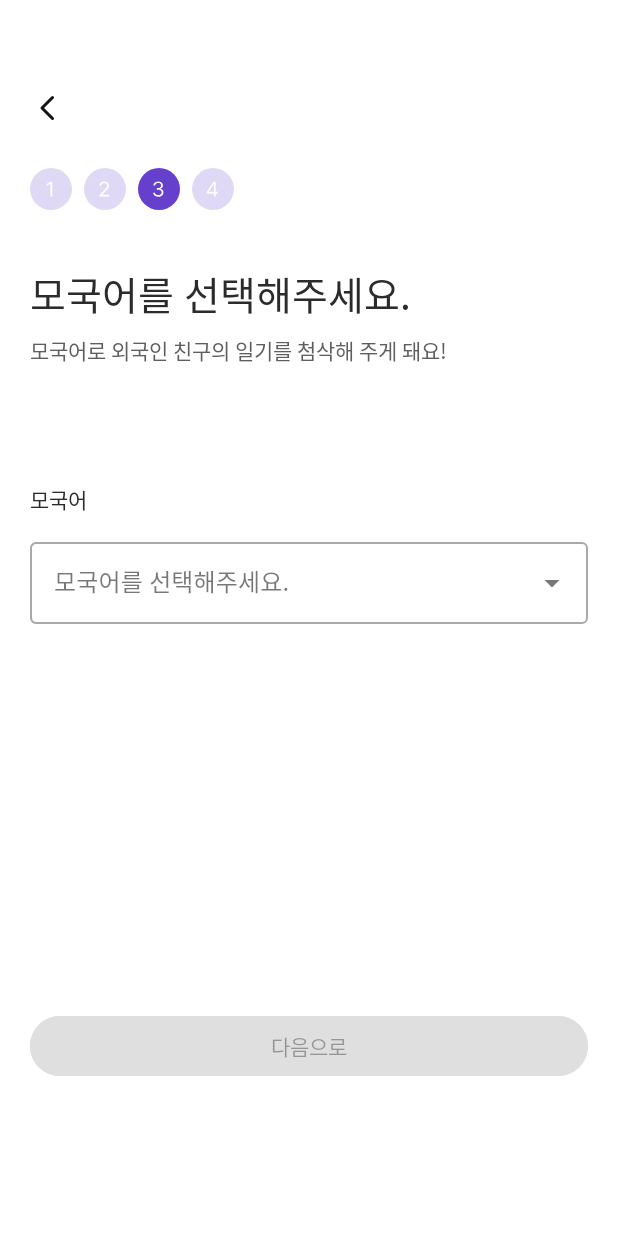
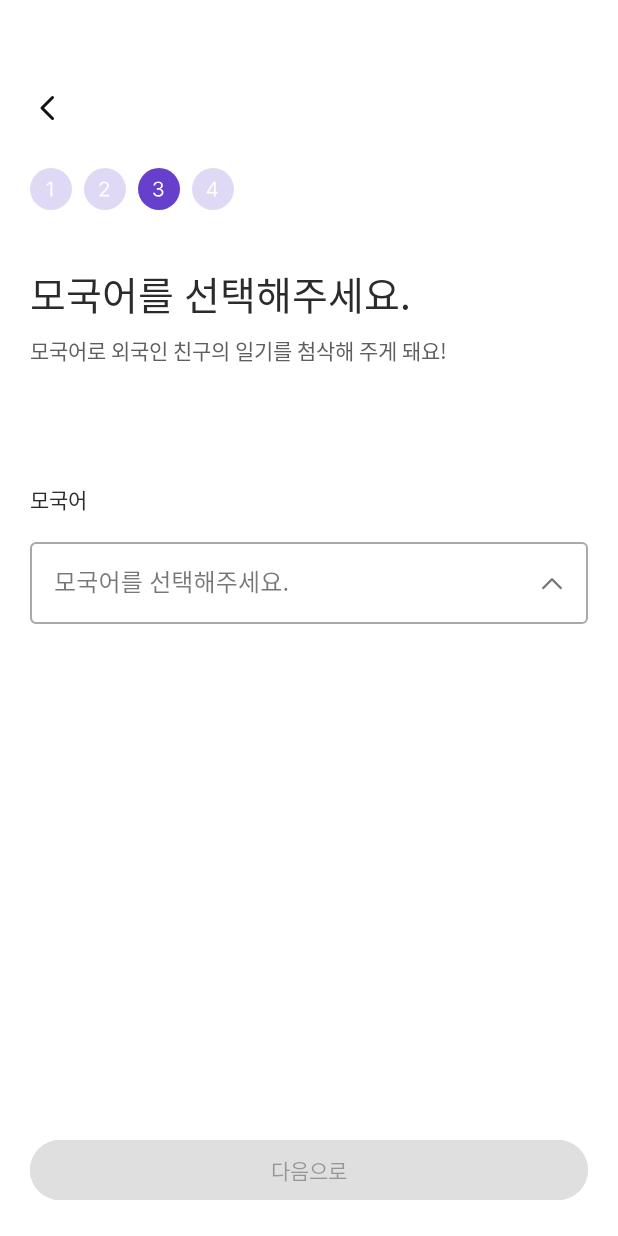
Before and after one commit to ihb0301/CloudMoon, an Android app: the RegisterActivity4 screen opened directly, with no data from a screen before it, on a phone screen of 412 x 824 dp. Run offline under Robolectric (Android 15) with nearby library versions, the phone set to English and light mode, and no system bars.

Commit message:
회원가입 화면: 언어 선택 드롭다운 메뉴 디자인 개선

```diff
--- /dev/null
+++ b/app/src/main/java/com/goormthon_univ/cloudmoon/LangDropdownAdapter.java
@@ -0,0 +1,121 @@
+package com.goormthon_univ.cloudmoon;
+
+import android.content.Context;
+import android.view.LayoutInflater;
+import android.view.View;
+import android.view.ViewGroup;
+import android.widget.AutoCompleteTextView;
+import android.widget.Button;
+import android.widget.ImageView;
+import android.widget.LinearLayout;
+import android.widget.TextView;
+
+import androidx.annotation.NonNull;
+import androidx.constraintlayout.widget.ConstraintLayout;
+import androidx.recyclerview.widget.RecyclerView;
+
+import java.util.ArrayList;
+
+public class LangDropdownAdapter extends RecyclerView.Adapter<LangDropdownAdapter.ViewHolder>{
+    ArrayList<Lang> items=new ArrayList<Lang>();
+    private int selectedItemPosition=0;
+
+    //Preferences 관리를 위한 객체
+    PreferencesManager manager;
+
+    //getResource 사용을 위한 context
+    Context context;
+
+    //버튼 넘겨줄 것
+    Button activity_register_next;
+    AutoCompleteTextView activity_register_lang;
+
+    //모국어(0)인지 학습 언어(1)인지
+    int lang_type;
+
+    public LangDropdownAdapter(Context context, Button activity_register_next, AutoCompleteTextView activity_register_lang, int lang_type){
+        this.context=context;
+        this.activity_register_next=activity_register_next;
+        this.activity_register_lang=activity_register_lang;
+        this.lang_type=lang_type;
+    }
+
+    @NonNull
+    @Override
+    public ViewHolder onCreateViewHolder(@NonNull ViewGroup viewGroup, int viewType){
+        LayoutInflater inflater=LayoutInflater.from(viewGroup.getContext());
+        View itemView=inflater.inflate(R.layout.lang_dropdown,viewGroup,false);
+
+        return new ViewHolder(itemView);
+    }
+
+    @Override
+    public void onBindViewHolder(@NonNull ViewHolder viewHolder,int position){
+        Lang item=items.get(position);
+        viewHolder.setItem(item);
+
+        viewHolder.itemView.setOnClickListener(new View.OnClickListener() {
+            @Override
+            public void onClick(View v) {
+                selectedItemPosition=position;
+                notifyDataSetChanged();
+            }
+        });
+        if(selectedItemPosition==position){
+            viewHolder.lang_dropdown_name.setBackgroundColor(context.getResources().getColor(R.color.p_100));
+            if(lang_type==0){
+                manager.pref_write_string("lang_a",item.lang);
+            }else{
+                manager.pref_write_string("lang_b",item.lang);
+            }
+            activity_register_lang.setText(item.lang);
+            viewHolder.lang_dropdown_check.setVisibility(View.VISIBLE);
+        }else{
+            viewHolder.lang_dropdown_name.setBackgroundColor(context.getResources().getColor(R.color.white));
+            viewHolder.lang_dropdown_check.setVisibility(View.GONE);
+        }
+
+
+        activity_register_next.setEnabled(true);
+        activity_register_next.setBackgroundColor(context.getResources().getColor(R.color.p_500));
+    }
+
+    public int getItemCount(){
+        return items.size();
+    }
+
+    public void addItem(Lang item){
+        items.add(item);
+    }
+
+    public void setItems(ArrayList<Lang> items){
+        this.items=items;
+    }
+
+    public Lang getItem(int position){
+        return items.get(position);
+    }
+
+    static class ViewHolder extends RecyclerView.ViewHolder{
+        TextView lang_dropdown_contury;
+        TextView lang_dropdown_caption;
+        LinearLayout lang_dropdown_name;
+        ImageView lang_dropdown_check;
+
+
+        public ViewHolder(View itemView){
+            super(itemView);
+
+            lang_dropdown_contury=itemView.findViewById(R.id.lang_dropdown_contury);
+            lang_dropdown_caption=itemView.findViewById(R.id.lang_dropdown_caption);
+
+            lang_dropdown_name=itemView.findViewById(R.id.lang_dropdown_name);
+            lang_dropdown_check=itemView.findViewById(R.id.lang_dropdown_check);
+        }
+
+        public void setItem(Lang item){
+            lang_dropdown_contury.setText(item.lang);
+            lang_dropdown_caption.setText(item.lang_des);
+        }
+    }
+}
--- a/app/src/main/java/com/goormthon_univ/cloudmoon/MyActivity.java
+++ b/app/src/main/java/com/goormthon_univ/cloudmoon/MyActivity.java
@@ -28,7 +28,7 @@ public class MyActivity extends AppCompatActivity {
 
         my_nickname_text.setText(manager.pref_read_string("nickname")+" 님");
         my_lang_a_text.setText(manager.pref_read_string("lang_a"));
-        my_lang_a_text.setText(manager.pref_read_string("lang_b"));
+        my_lang_b_text.setText(manager.pref_read_string("lang_b"));
 
         ImageView my_lang_b_level=findViewById(R.id.my_lang_b_level);
 
--- a/app/src/main/java/com/goormthon_univ/cloudmoon/RegisterActivity4.java
+++ b/app/src/main/java/com/goormthon_univ/cloudmoon/RegisterActivity4.java
@@ -1,6 +1,8 @@
 package com.goormthon_univ.cloudmoon;
 
 import androidx.appcompat.app.AppCompatActivity;
+import androidx.recyclerview.widget.LinearLayoutManager;
+import androidx.recyclerview.widget.RecyclerView;
 
 import android.app.Activity;
 import android.content.Intent;
@@ -21,6 +23,9 @@ public class RegisterActivity4 extends AppCompatActivity {
     //Preferences 관리를 위한 객체
     PreferencesManager manager;
 
+    //드롭다운 메뉴 표시 여부
+    Boolean isDropdownShow=false;
+
     @Override
     protected void onCreate(Bundle savedInstanceState) {
         super.onCreate(savedInstanceState);
@@ -33,30 +38,51 @@ public class RegisterActivity4 extends AppCompatActivity {
         TextInputLayout activity_register4_lang_layout=findViewById(R.id.activity_register4_lang_layout);
         AutoCompleteTextView activity_register4_lang=findViewById(R.id.activity_register4_lang);
 
-        String[] items={"한국어(한국어)","영어(English)","중국어()","일본어()"};
-        ArrayAdapter<String> adapter=new ArrayAdapter<>(RegisterActivity4.this,R.layout.item_list,items);
-        activity_register4_lang.setAdapter(adapter);
+        //리사이클러뷰 어뎁터 연결
+        RecyclerView lang_dropdown_recyclerview=findViewById(R.id.lang_dropdown_recyclerview);
 
-        activity_register4_lang.setOnItemSelectedListener(new AdapterView.OnItemSelectedListener() {
-            @Override
-            public void onItemSelected(AdapterView<?> parent, View view, int position, long id) {
-                Toast.makeText(getApplicationContext(),"test",Toast.LENGTH_LONG);
-                TextView text=findViewById(R.id.textView25);
-                text.setText(position);
-                activity_register4_next.setBackgroundColor(getResources().getColor(R.color.p_500));
-            }
+        LangDropdownAdapter langadapter=new LangDropdownAdapter(getApplicationContext(),activity_register4_next,activity_register4_lang,0);
+        langadapter.manager=this.manager;
 
-            @Override
-            public void onNothingSelected(AdapterView<?> parent) {
+        LinearLayoutManager layoutManager=new LinearLayoutManager(this,
+                LinearLayoutManager.VERTICAL,false);
+        lang_dropdown_recyclerview.setLayoutManager(layoutManager);
+        lang_dropdown_recyclerview.setAdapter(langadapter);
 
-            }
-        });
+        Lang l_1=new Lang();
+        l_1.lang="한국어";
+        l_1.lang_des="한국어";
+
+        Lang l_2=new Lang();
+        l_2.lang="영어";
+        l_2.lang_des="English";
+
+        Lang l_3=new Lang();
+        l_3.lang="중국어";
+        l_3.lang_des="中文";
+
+        Lang l_4=new Lang();
+        l_4.lang="일본어";
+        l_4.lang_des="日本語";
+
+        langadapter.addItem(l_1);
+        langadapter.addItem(l_2);
+        langadapter.addItem(l_3);
+        langadapter.addItem(l_4);
+        langadapter.notifyDataSetChanged();
 
         activity_register4_lang.setOnClickListener(new View.OnClickListener() {
             @Override
             public void onClick(View v) {
-                activity_register4_next.setEnabled(true);
-                activity_register4_next.setBackgroundColor(getResources().getColor(R.color.p_500));
+                if(isDropdownShow){
+                    lang_dropdown_recyclerview.setVisibility(View.GONE);
+                    isDropdownShow=!isDropdownShow;
+                    activity_register4_lang_layout.setEndIconDrawable(R.drawable.arrow_down);
+                }else{
+                    lang_dropdown_recyclerview.setVisibility(View.VISIBLE);
+                    isDropdownShow=!isDropdownShow;
+                    activity_register4_lang_layout.setEndIconDrawable(R.drawable.arrow_up);
+                }
             }
         });
 
--- /dev/null
+++ b/app/src/main/res/drawable/arrow_down.xml
@@ -0,0 +1,13 @@
+<vector xmlns:android="http://schemas.android.com/apk/res/android"
+    android:width="20dp"
+    android:height="20dp"
+    android:viewportWidth="20"
+    android:viewportHeight="20">
+  <path
+      android:pathData="M15.833,7.5L10,13.333L4.167,7.5"
+      android:strokeLineJoin="round"
+      android:strokeWidth="1.6"
+      android:fillColor="#00000000"
+      android:strokeColor="#131313"
+      android:strokeLineCap="round"/>
+</vector>
--- /dev/null
+++ b/app/src/main/res/drawable/arrow_up.xml
@@ -0,0 +1,13 @@
+<vector xmlns:android="http://schemas.android.com/apk/res/android"
+    android:width="20dp"
+    android:height="20dp"
+    android:viewportWidth="20"
+    android:viewportHeight="20">
+  <path
+      android:pathData="M4.167,13.333L10,7.5L15.833,13.333"
+      android:strokeLineJoin="round"
+      android:strokeWidth="1.6"
+      android:fillColor="#00000000"
+      android:strokeColor="#131313"
+      android:strokeLineCap="round"/>
+</vector>
--- /dev/null
+++ b/app/src/main/res/drawable/rect_radius_fill.xml
@@ -0,0 +1,12 @@
+<?xml version="1.0" encoding="utf-8"?>
+<shape xmlns:android="http://schemas.android.com/apk/res/android"
+    android:shape="rectangle" >
+    <solid android:color="@color/white"/>
+    <corners android:bottomRightRadius="8dp"
+        android:bottomLeftRadius="8dp"
+        android:topLeftRadius="8dp"
+        android:topRightRadius="8dp"/>
+    <stroke
+        android:width="1dp"
+        android:color="@color/n_300" />
+</shape>
--- a/app/src/main/res/layout/activity_register4.xml
+++ b/app/src/main/res/layout/activity_register4.xml
@@ -22,14 +22,14 @@
         android:layout_width="0dp"
         android:layout_height="wrap_content"
         android:layout_marginStart="20dp"
-        android:layout_marginTop="673dp"
         android:layout_marginEnd="20dp"
+        android:layout_marginBottom="20dp"
         android:backgroundTint="@color/n_300"
         android:enabled="false"
         android:text="다음으로"
+        app:layout_constraintBottom_toBottomOf="parent"
         app:layout_constraintEnd_toEndOf="parent"
-        app:layout_constraintStart_toStartOf="parent"
-        app:layout_constraintTop_toTopOf="parent" />
+        app:layout_constraintStart_toStartOf="parent" />
 
     <ImageView
         android:id="@+id/imageView14"
@@ -121,7 +121,8 @@
         app:layout_constraintStart_toStartOf="parent"
         app:layout_constraintTop_toTopOf="parent"
         android:clickable="true"
-         >
+        app:endIconMode="custom"
+        app:endIconDrawable="@drawable/arrow_up" >
 
         <AutoCompleteTextView
             android:id="@+id/activity_register4_lang"
@@ -130,7 +131,22 @@
             android:hint="모국어를 선택해주세요."
             android:singleLine="true"
             android:clickable="true"
-            android:focusable="false" />
+            android:cursorVisible="false"
+            android:focusable="false"
+            android:focusableInTouchMode="false" />
     </com.google.android.material.textfield.TextInputLayout>
 
+    <androidx.recyclerview.widget.RecyclerView
+        android:id="@+id/lang_dropdown_recyclerview"
+        android:layout_width="0dp"
+        android:layout_height="wrap_content"
+        android:layout_marginStart="20dp"
+        android:layout_marginTop="20dp"
+        android:layout_marginEnd="20dp"
+        android:background="@drawable/rect_radius_fill"
+        android:visibility="gone"
+        app:layout_constraintEnd_toEndOf="parent"
+        app:layout_constraintStart_toStartOf="parent"
+        app:layout_constraintTop_toBottomOf="@+id/activity_register4_lang_layout" />
+
 </androidx.constraintlayout.widget.ConstraintLayout>
```
Also changed, not shown: app/src/main/java/com/goormthon_univ/cloudmoon/RegisterActivity5.java (+51 -13 lines), app/src/main/res/drawable/check.xml (added, +13 -0 lines), app/src/main/res/layout/activity_register5.xml (+19 -2 lines), app/src/main/res/layout/item_list.xml (deleted, +0 -8 lines), app/src/main/res/layout/lang_dropdown.xml (added, +54 -0 lines).
